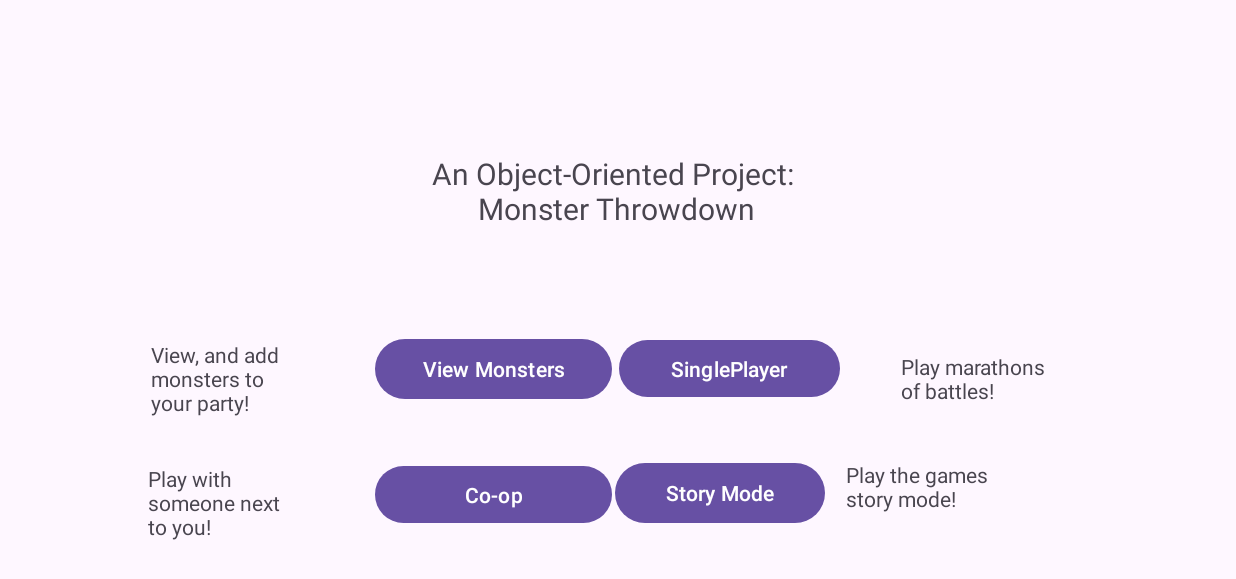
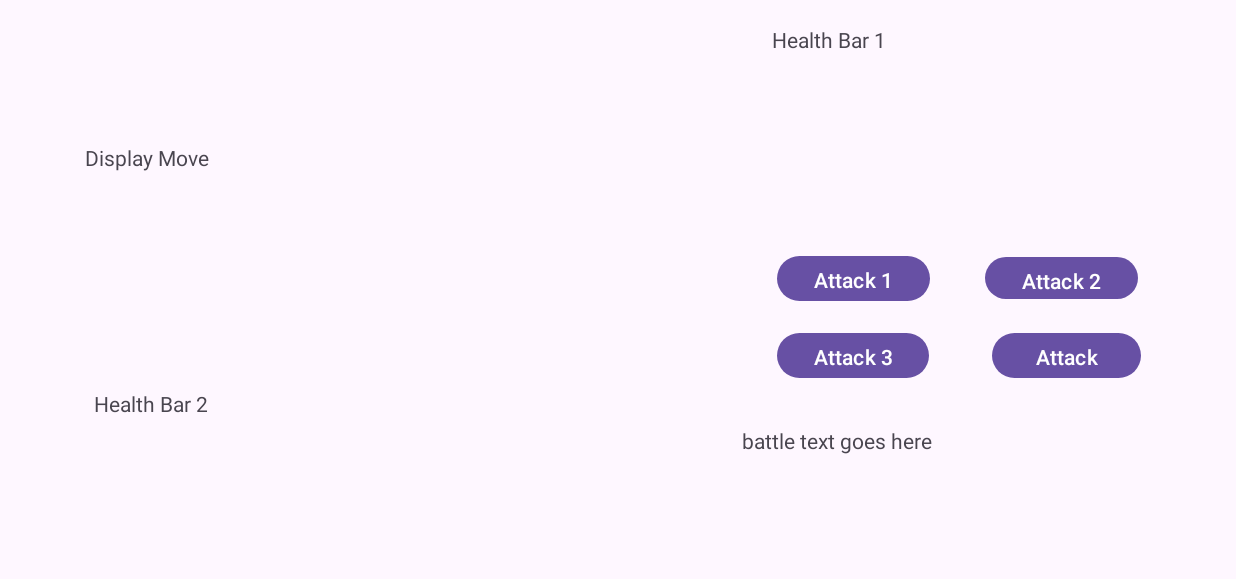
Before and after one commit to PabM777/FinalProjectPMPT, an Android app: the screen it shows after launch (MainActivity before the commit, SinglePlayerActivity after it), after a tap on "SinglePlayer", on a phone screen of 824 x 412 dp (held sideways). Shown: the top 579 px of the screen. Run offline under Robolectric (Android 15) with nearby library versions, the phone set to English and light mode, and no system bars; 1 statement that could not run was skipped.

Commit message:
updated single player battle

```diff
--- a/app/src/main/java/com/example/finalproject_pmpt/MainActivity.java
+++ b/app/src/main/java/com/example/finalproject_pmpt/MainActivity.java
@@ -37,7 +37,8 @@ public class MainActivity extends AppCompatActivity {
         btnStory = findViewById(R.id.btn_story);
 
 
-        Intent intent = new Intent( this , CoopScreen.class);
+        Intent intentCoop = new Intent( this , CoopScreen.class);
+        Intent intentSinglePlayer = new Intent(this, SinglePlayerActivity.class);
 
         //screen for co-op based gameplay
         btnCoop.setOnClickListener(new View.OnClickListener() {
@@ -57,13 +58,13 @@ public class MainActivity extends AppCompatActivity {
             }
         });
 
-        Intent intent2 = new Intent(this, SinglePlayer.class );
+        Intent intent2 = new Intent(this, SinglePlayerActivity.class );
 
         //screen for single player mode
         btnSingle.setOnClickListener(new View.OnClickListener() {
             @Override
             public void onClick(View v) {
-
+                startActivity(intentSinglePlayer);
             }
         });
 
--- a/app/src/main/java/com/example/finalproject_pmpt/MonsterFactory.java
+++ b/app/src/main/java/com/example/finalproject_pmpt/MonsterFactory.java
@@ -4,8 +4,4 @@ public class MonsterFactory {
 
     //add monsters to the game...
 
-    public Monsters Quierotte()
-    {
-
-    }
 }
--- /dev/null
+++ b/app/src/main/java/com/example/finalproject_pmpt/SinglePlayerActivity.java
@@ -0,0 +1,114 @@
+package com.example.finalproject_pmpt;
+
+import androidx.appcompat.app.AppCompatActivity;
+
+import android.os.Bundle;
+import android.view.View;
+import android.widget.Button;
+import android.widget.TextView;
+
+public class SinglePlayerActivity extends AppCompatActivity {
+
+    private TextView tvMoveChat, tvHealthBar1, tvHealthBar2, tvBattle;
+    private Button[] btnsAttack = new Button[4];
+
+    private int turnCounter = (int) (Math.random() *2);
+
+    private Monster monster1;
+    private Monster monster2;
+
+    @Override
+    protected void onCreate(Bundle savedInstanceState) {
+        super.onCreate(savedInstanceState);
+        setContentView(R.layout.activity_single_player);
+
+        //monster1 = MonsterFactory.monster1();
+        //monster1 = MonsterFactory.monster2();
+
+        tvMoveChat = findViewById(R.id.tv_move_chat);
+        tvHealthBar1 = findViewById(R.id.tv_health_bar_one);
+        tvHealthBar2 = findViewById(R.id.tv_health_bar_two);
+        tvBattle = findViewById(R.id.tv_battletext);
+
+        btnsAttack[0] = findViewById(R.id.btn_move1);
+        btnsAttack[1] = findViewById(R.id.btn_move2);
+        btnsAttack[2] = findViewById(R.id.btn_move3);
+        btnsAttack[3] = findViewById(R.id.btn_move4);
+
+        runBattle();
+
+    }
+
+    public void runBattle()
+    {
+
+        while( !(monster1.getHp() <= 0 || monster2.getHp() <= 0) )
+        {
+            setTurnText(turnCounter);
+
+            if (turnCounter % 2 == 0)
+            {
+                tvBattle.setText("It is " + monster1.getName() + "'s Turn");
+                attack(monster1, monster2);
+            }
+            else
+            {
+                tvBattle.setText("It is " +  monster2.getName() + "'s Turn\n" );
+                attack(monster2, monster1);
+            }
+        }
+    }
+
+
+    private void setTurnText(int turnCounter)
+    {
+       tvHealthBar1.setText(monster1.getName() + "'s HP: " + monster1.getHp());
+       tvHealthBar2.setText(monster2.getName() + "'s HP: " + monster2.getHp());
+       Monster currentMonster;
+       if (turnCounter %2 == 0) {
+           currentMonster = monster1;
+       }
+       else {
+           currentMonster = monster2;
+       }
+       for (int i=0; i<btnsAttack.length; i++) {
+           btnsAttack[i].setText(currentMonster.getAttacks()[i].getName());
+       }
+    }
+
+    private void attack(Monster attacker, Monster defender){
+        for(int i=0; i<btnsAttack.length; i++) {
+            final int k = i;
+            btnsAttack[k].setOnClickListener(new View.OnClickListener() {
+                @Override
+                public void onClick(View v) {
+                    defender.takeDamage(attacker.getAttacks()[k].getDamage());
+                    turnCounter++;
+                }
+            });
+        }
+
+    }
+
+    /*
+    private void displayWinner()
+    {
+        //the challenger prompt if the challenger won
+        if (challenger.getHP() > 0)
+        {
+            System.out.println( opponent.getName() + " Fainted!" + '\n' +
+                    challenger.getName() + "is the winner!!!");
+
+        }
+        //the opponent prompt if the opponent won
+        else if (opponent.getHP() > 0 )
+        {
+            System.out.println( challenger.getName() + " Fainted!" +  '\n' +
+                    opponent.getName() + " " + "won...");
+        }
+
+    }
+
+     */
+
+}
--- a/app/src/main/res/layout/activity_single_player.xml
+++ b/app/src/main/res/layout/activity_single_player.xml
@@ -4,7 +4,7 @@
     xmlns:tools="http://schemas.android.com/tools"
     android:layout_width="match_parent"
     android:layout_height="match_parent"
-    tools:context=".SinglePlayer">
+    tools:context=".SinglePlayerActivity">
 
     <androidx.constraintlayout.widget.Guideline
         android:id="@+id/guideline29"
@@ -94,7 +94,7 @@
         android:id="@+id/btn_move1"
         android:layout_width="102dp"
         android:layout_height="38dp"
-        android:text="Button"
+        android:text="Attack 1"
         app:layout_constraintBottom_toTopOf="@+id/guideline35"
         app:layout_constraintEnd_toStartOf="@+id/guideline33"
         app:layout_constraintStart_toStartOf="@+id/guideline31"
@@ -104,20 +104,18 @@
         android:id="@+id/btn_move2"
         android:layout_width="102dp"
         android:layout_height="36dp"
-        android:layout_marginTop="4dp"
-        android:text="Button"
+        android:text="Attack 2"
         app:layout_constraintBottom_toTopOf="@+id/guideline35"
         app:layout_constraintEnd_toStartOf="@+id/guideline32"
         app:layout_constraintHorizontal_bias="0.363"
         app:layout_constraintStart_toStartOf="@+id/guideline33"
-        app:layout_constraintTop_toTopOf="@+id/guideline34"
-        app:layout_constraintVertical_bias="0.0" />
+        app:layout_constraintTop_toTopOf="@+id/guideline34" />
 
     <Button
         android:id="@+id/btn_move3"
         android:layout_width="101dp"
         android:layout_height="38dp"
-        android:text="Button"
+        android:text="Attack 3"
         app:layout_constraintBottom_toTopOf="@+id/guideline37"
         app:layout_constraintEnd_toStartOf="@+id/guideline33"
         app:layout_constraintStart_toStartOf="@+id/guideline31"
@@ -127,7 +125,7 @@
         android:id="@+id/btn_move4"
         android:layout_width="99dp"
         android:layout_height="38dp"
-        android:text="Button"
+        android:text="Attack 4"
         app:layout_constraintBottom_toTopOf="@+id/guideline37"
         app:layout_constraintEnd_toStartOf="@+id/guideline32"
         app:layout_constraintHorizontal_bias="0.451"
@@ -138,7 +136,7 @@
         android:id="@+id/tv_health_bar_one"
         android:layout_width="248dp"
         android:layout_height="25dp"
-        android:text="TextView"
+        android:text="Health Bar 1"
         app:layout_constraintBottom_toTopOf="@+id/guideline39"
         app:layout_constraintEnd_toStartOf="@+id/guideline32"
         app:layout_constraintStart_toStartOf="@+id/guideline31"
@@ -148,7 +146,7 @@
         android:id="@+id/tv_move_chat"
         android:layout_width="98dp"
         android:layout_height="162dp"
-        android:text="TextView"
+        android:text="Display Move"
         app:layout_constraintBottom_toTopOf="@+id/guideline37"
         app:layout_constraintEnd_toStartOf="@+id/guideline30"
         app:layout_constraintHorizontal_bias="0.6"
@@ -161,7 +159,7 @@
         android:layout_width="98dp"
         android:layout_height="24dp"
         android:layout_marginEnd="4dp"
-        android:text="TextView"
+        android:text="Health Bar 2"
         app:layout_constraintBottom_toTopOf="@+id/guideline41"
         app:layout_constraintEnd_toStartOf="@+id/guideline30"
         app:layout_constraintHorizontal_bias="1.0"
@@ -169,4 +167,13 @@
         app:layout_constraintTop_toTopOf="@+id/guideline37"
         app:layout_constraintVertical_bias="0.0" />
 
+    <TextView
+        android:id="@+id/tv_battletext"
+        android:layout_width="0dp"
+        android:layout_height="wrap_content"
+        android:text="battle text goes here"
+        app:layout_constraintEnd_toStartOf="@+id/guideline32"
+        app:layout_constraintStart_toStartOf="@+id/guideline31"
+        app:layout_constraintTop_toTopOf="@+id/guideline41" />
+
 </androidx.constraintlayout.widget.ConstraintLayout>
```
Also changed, not shown: app/src/main/AndroidManifest.xml (+5 -3 lines), app/src/main/java/com/example/finalproject_pmpt/Attack.java (+15 -1 lines), app/src/main/java/com/example/finalproject_pmpt/Monster.java (added, +71 -0 lines), app/src/main/java/com/example/finalproject_pmpt/Monsters.java (deleted, +0 -34 lines), app/src/main/java/com/example/finalproject_pmpt/SinglePlayer.java (deleted, +0 -24 lines), app/src/main/res/layout/activity_coop_screen.xml (+14 -19 lines).
